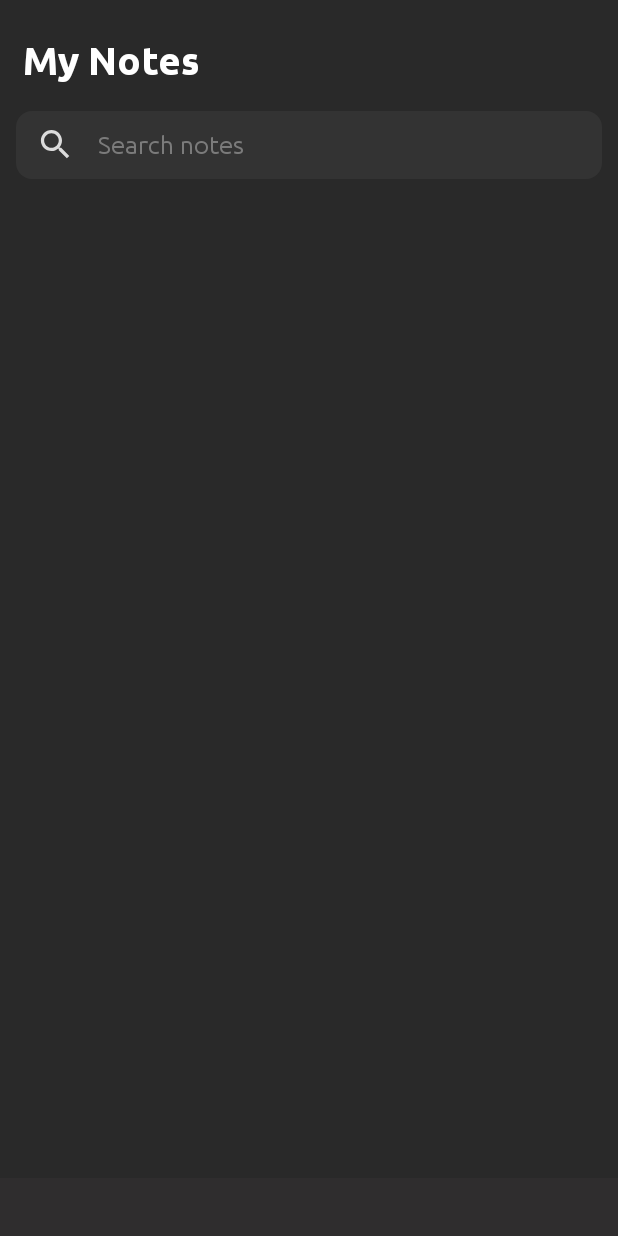
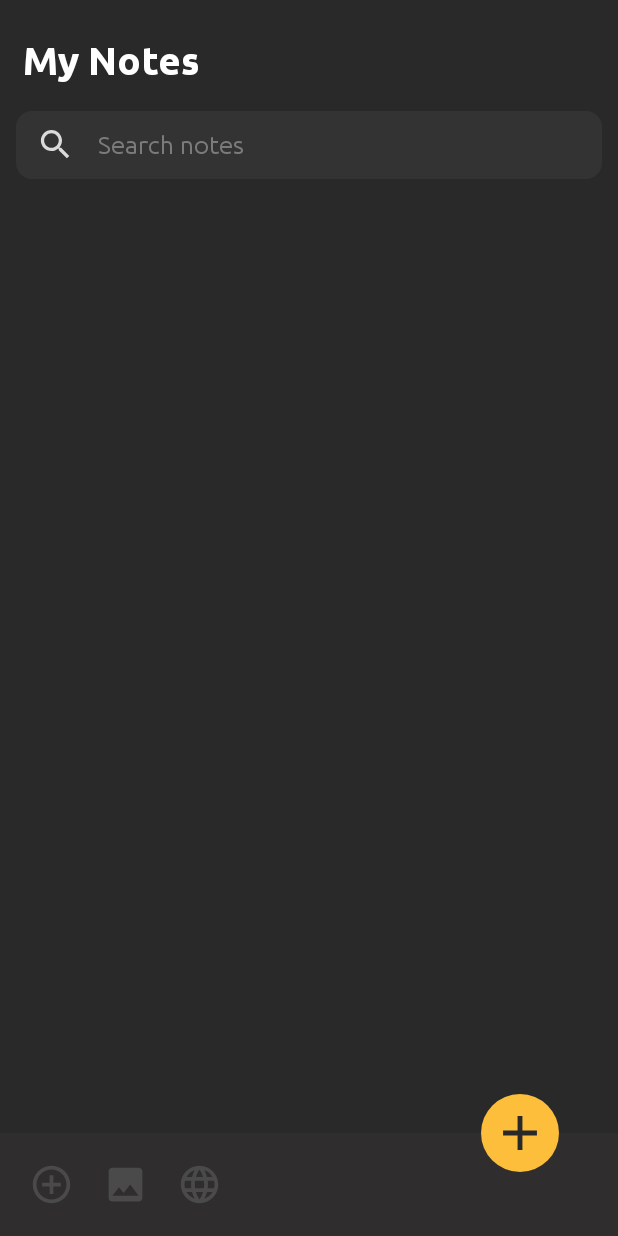
Before and after one commit to adaltair/NotesApp, an Android app: the screen it shows after launch (MainActivity), on a phone screen of 412 x 824 dp. Run offline under Robolectric (Android 15) with nearby library versions, the phone set to English and light mode, and no system bars; our stand-ins replace sdp/ssp sizes.

Commit message:
main page

```diff
--- /dev/null
+++ b/app/src/main/res/drawable/background_add_button.xml
@@ -0,0 +1,6 @@
+<?xml version="1.0" encoding="utf-8"?>
+<shape xmlns:android="http://schemas.android.com/apk/res/android"
+    android:shape="oval">
+    <solid android:color="@color/colorAccent"/>
+
+</shape>
--- /dev/null
+++ b/app/src/main/res/drawable/ic_add.xml
@@ -0,0 +1,5 @@
+<vector android:height="24dp" android:tint="#000000"
+    android:viewportHeight="24" android:viewportWidth="24"
+    android:width="24dp" xmlns:android="http://schemas.android.com/apk/res/android">
+    <path android:fillColor="@android:color/white" android:pathData="M19,13h-6v6h-2v-6H5v-2h6V5h2v6h6v2z"/>
+</vector>
--- /dev/null
+++ b/app/src/main/res/drawable/ic_web_link.xml
@@ -0,0 +1,5 @@
+<vector android:height="24dp" android:tint="#000000"
+    android:viewportHeight="24" android:viewportWidth="24"
+    android:width="24dp" xmlns:android="http://schemas.android.com/apk/res/android">
+    <path android:fillColor="@android:color/white" android:pathData="M11.99,2C6.47,2 2,6.48 2,12s4.47,10 9.99,10C17.52,22 22,17.52 22,12S17.52,2 11.99,2zM18.92,8h-2.95c-0.32,-1.25 -0.78,-2.45 -1.38,-3.56 1.84,0.63 3.37,1.91 4.33,3.56zM12,4.04c0.83,1.2 1.48,2.53 1.91,3.96h-3.82c0.43,-1.43 1.08,-2.76 1.91,-3.96zM4.26,14C4.1,13.36 4,12.69 4,12s0.1,-1.36 0.26,-2h3.38c-0.08,0.66 -0.14,1.32 -0.14,2 0,0.68 0.06,1.34 0.14,2L4.26,14zM5.08,16h2.95c0.32,1.25 0.78,2.45 1.38,3.56 -1.84,-0.63 -3.37,-1.9 -4.33,-3.56zM8.03,8L5.08,8c0.96,-1.66 2.49,-2.93 4.33,-3.56C8.81,5.55 8.35,6.75 8.03,8zM12,19.96c-0.83,-1.2 -1.48,-2.53 -1.91,-3.96h3.82c-0.43,1.43 -1.08,2.76 -1.91,3.96zM14.34,14L9.66,14c-0.09,-0.66 -0.16,-1.32 -0.16,-2 0,-0.68 0.07,-1.35 0.16,-2h4.68c0.09,0.65 0.16,1.32 0.16,2 0,0.68 -0.07,1.34 -0.16,2zM14.59,19.56c0.6,-1.11 1.06,-2.31 1.38,-3.56h2.95c-0.96,1.65 -2.49,2.93 -4.33,3.56zM16.36,14c0.08,-0.66 0.14,-1.32 0.14,-2 0,-0.68 -0.06,-1.34 -0.14,-2h3.38c0.16,0.64 0.26,1.31 0.26,2s-0.1,1.36 -0.26,2h-3.38z"/>
+</vector>
--- a/app/src/main/res/layout/activity_main.xml
+++ b/app/src/main/res/layout/activity_main.xml
@@ -49,16 +49,29 @@
             android:layout_marginStart="@dimen/_12sdp"
             android:background="@null"
             android:fontFamily="@font/ubuntu_regular"
-            android:hint="Search notes"
+            android:hint="@string/search_notes"
             android:imeOptions="actionDone"
             android:importantForAutofill="no"
             android:includeFontPadding="false"
             android:inputType="text"
             android:textColor="@color/colorWhiteTextColor"
             android:textColorHint="@color/colorTextHint"
-            android:textSize="@dimen/_13sdp"/>
+            android:textSize="@dimen/_13sdp" />
 
     </LinearLayout>
+
+    <androidx.recyclerview.widget.RecyclerView
+        android:id="@+id/notesRecyclerView"
+        android:layout_width="match_parent"
+        android:layout_height="0dp"
+        android:layout_marginStart="@dimen/_2sdp"
+        android:layout_marginEnd="@dimen/_2sdp"
+        android:clipToPadding="false"
+        android:paddingStart="0dp"
+        android:paddingEnd="@dimen/_12sdp"
+        android:paddingBottom="@dimen/_12sdp"
+        app:layout_constraintBottom_toTopOf="@id/layoutQuickActions"
+        app:layout_constraintTop_toBottomOf="@id/layoutSearch" />
 
     <LinearLayout
         android:id="@+id/layoutQuickActions"
@@ -70,8 +83,46 @@
         android:padding="@dimen/_15sdp"
         app:layout_constraintBottom_toBottomOf="parent">
 
+        <ImageView
+            android:id="@+id/imageAddNote"
+            android:layout_width="@dimen/_23sdp"
+            android:layout_height="@dimen/_23sdp"
+            android:contentDescription="@string/app_name"
+            android:src="@drawable/ic_add_outline"
+            app:tint="@color/colorIcons" />
 
+        <ImageView
+            android:id="@+id/imageAddImage"
+            android:layout_width="@dimen/_23sdp"
+            android:layout_height="@dimen/_23sdp"
+            android:layout_marginStart="@dimen/_15sdp"
+            android:contentDescription="@string/app_name"
+            android:src="@drawable/ic_image"
+            app:tint="@color/colorIcons" />
+
+        <ImageView
+            android:id="@+id/imageAddWebLink"
+            android:layout_width="@dimen/_23sdp"
+            android:layout_height="@dimen/_23sdp"
+            android:layout_marginStart="@dimen/_15sdp"
+            android:contentDescription="@string/app_name"
+            android:src="@drawable/ic_web_link"
+            app:tint="@color/colorIcons" />
 
     </LinearLayout>
 
+    <ImageView
+        android:id="@+id/imageAddNoteMain"
+        android:layout_width="@dimen/_40sdp"
+        android:layout_height="@dimen/_40sdp"
+        android:layout_marginEnd="@dimen/_30sdp"
+        android:background="@drawable/background_add_button"
+        android:contentDescription="@string/app_name"
+        android:padding="@dimen/_5sdp"
+        android:src="@drawable/ic_add"
+        app:layout_constraintBottom_toTopOf="@id/layoutQuickActions"
+        app:layout_constraintEnd_toEndOf="parent"
+        app:layout_constraintTop_toTopOf="@id/layoutQuickActions"
+        app:tint="@color/colorPrimary"/>
+
 </androidx.constraintlayout.widget.ConstraintLayout>
--- a/app/src/main/res/values/strings.xml
+++ b/app/src/main/res/values/strings.xml
@@ -1,4 +1,5 @@
 <resources>
     <string name="app_name">Notes</string>
     <string name="activity_main_text_my_note_text">My Notes</string>
+    <string name="search_notes">Search notes</string>
 </resources>
```
